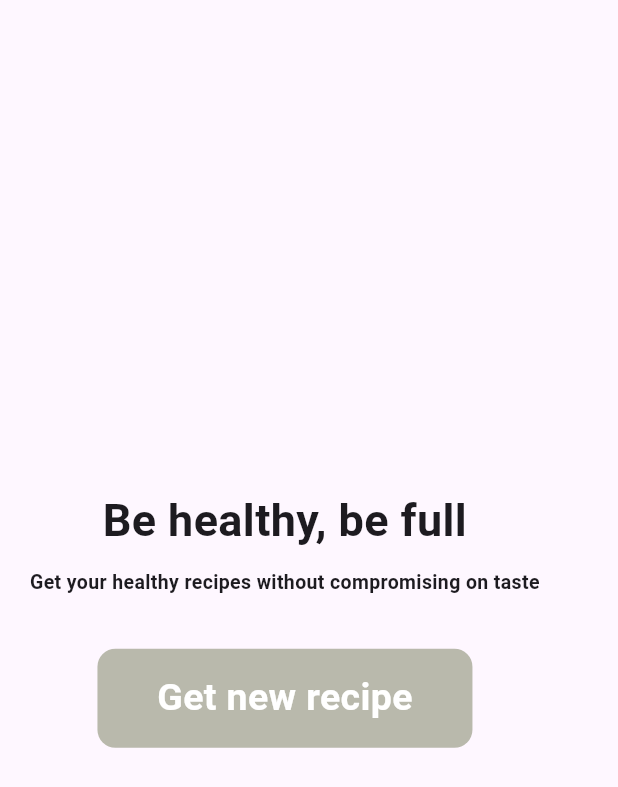
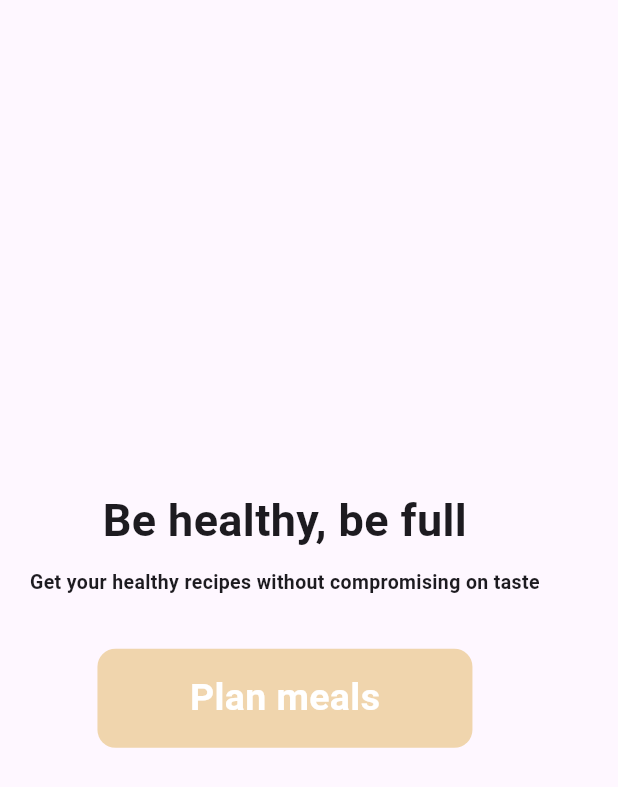
Before and after one commit to lydiaip/dietapp, a Flutter app: the screen it shows after launch, on a phone screen of 412 x 824 dp. Shown: the top 787 px of the screen. Run offline on Flutter 3.47's test engine with Material 3 defaults, Android fonts, the phone set to English and light mode, and no system bars.

Commit message:
plan melas

```diff
--- a/diet_app/lib/pages/intro_page.dart
+++ b/diet_app/lib/pages/intro_page.dart
@@ -39,14 +39,14 @@ class IntroPage extends StatelessWidget {
                   context, MaterialPageRoute(builder: (context) => HomePage())),
               child: Container(
                 decoration: BoxDecoration(
-                  color: Color.fromARGB(255, 185, 185, 172), // A beige color
+                  color: Color.fromARGB(255, 240, 213, 173), // A beige color
                   borderRadius: BorderRadius.circular(12),
                 ),
                 child: Padding(
                   padding: const EdgeInsets.all(15),
                   child: Center(
                     child: const Text(
-                      'Get new recipe',
+                      'Plan meals',
                       style: TextStyle(
                           fontWeight: FontWeight.bold,
                           fontSize: 25,
```
